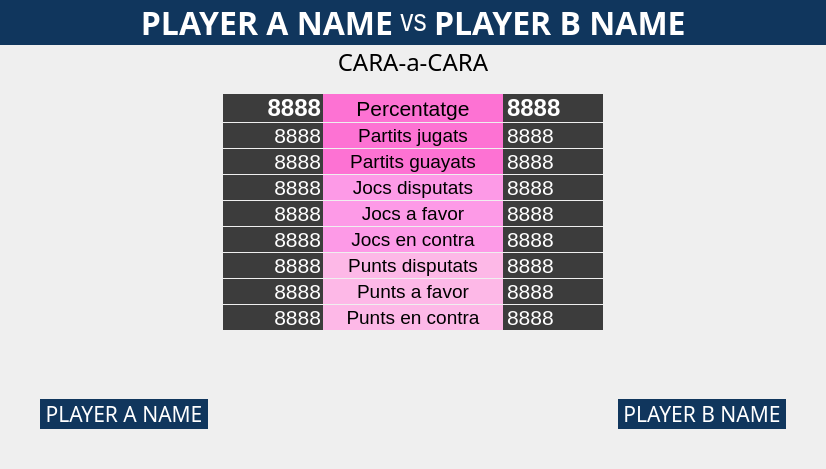
Before: the Qt Designer form playerstatsform.ui in xiaoyuanyangxu/sportroom-qt, drawn with Qt 5.
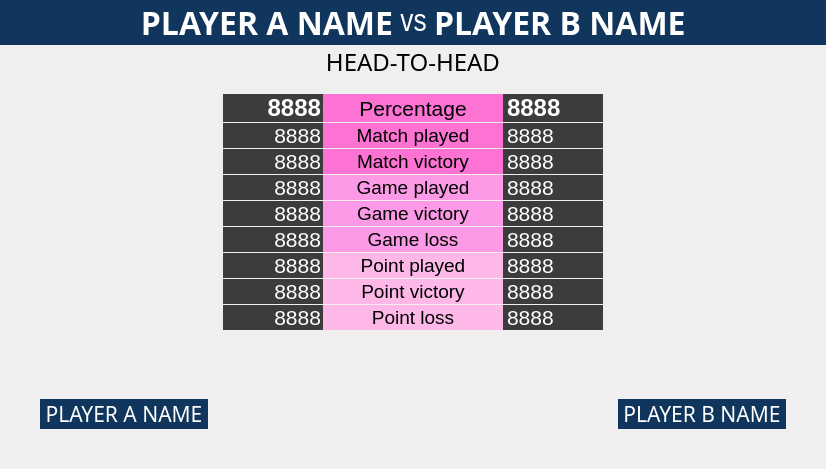
After: the same form once the commit is applied.

Diff of the .ui file:
```diff
--- a/playerstatsform.ui
+++ b/playerstatsform.ui
@@ -191,7 +191,7 @@
          <string notr="true"/>
         </property>
         <property name="text">
-         <string>CARA-a-CARA</string>
+         <string>HEAD-TO-HEAD</string>
         </property>
         <property name="alignment">
          <set>Qt::AlignHCenter|Qt::AlignTop</set>
@@ -376,7 +376,7 @@
 color: rgb(0,0,0);</string>
             </property>
             <property name="text">
-             <string>Percentatge</string>
+             <string>Percentage</string>
             </property>
             <property name="alignment">
              <set>Qt::AlignCenter</set>
@@ -509,7 +509,7 @@
 color: rgb(0,0,0);</string>
             </property>
             <property name="text">
-             <string>Partits jugats</string>
+             <string>Match played</string>
             </property>
             <property name="alignment">
              <set>Qt::AlignCenter</set>
@@ -642,7 +642,7 @@
 color: rgb(0,0,0);</string>
             </property>
             <property name="text">
-             <string>Partits guayats</string>
+             <string>Match victory</string>
             </property>
             <property name="alignment">
              <set>Qt::AlignCenter</set>
@@ -775,7 +775,7 @@
 color: rgb(0,0,0);</string>
             </property>
             <property name="text">
-             <string>Jocs disputats</string>
+             <string>Game played</string>
             </property>
             <property name="alignment">
              <set>Qt::AlignCenter</set>
@@ -908,7 +908,7 @@
 color: rgb(0,0,0);</string>
             </property>
             <property name="text">
-             <string>Jocs a favor</string>
+             <string>Game victory</string>
             </property>
             <property name="alignment">
              <set>Qt::AlignCenter</set>
@@ -1041,7 +1041,7 @@
 color: rgb(0,0,0);</string>
             </property>
             <property name="text">
-             <string>Jocs en contra</string>
+             <string>Game loss</string>
             </property>
             <property name="alignment">
              <set>Qt::AlignCenter</set>
@@ -1174,7 +1174,7 @@
 color: rgb(0,0,0);</string>
             </property>
             <property name="text">
-             <string>Punts disputats</string>
+             <string>Point played</string>
             </property>
             <property name="alignment">
              <set>Qt::AlignCenter</set>
@@ -1307,7 +1307,7 @@
 color: rgb(0,0,0);</string>
             </property>
             <property name="text">
-             <string>Punts a favor</string>
+             <string>Point victory</string>
             </property>
             <property name="alignment">
              <set>Qt::AlignCenter</set>
@@ -1440,7 +1440,7 @@
 color: rgb(0,0,0);</string>
             </property>
             <property name="text">
-             <string>Punts en contra</string>
+             <string>Point loss</string>
             </property>
             <property name="alignment">
              <set>Qt::AlignCenter</set>
```
